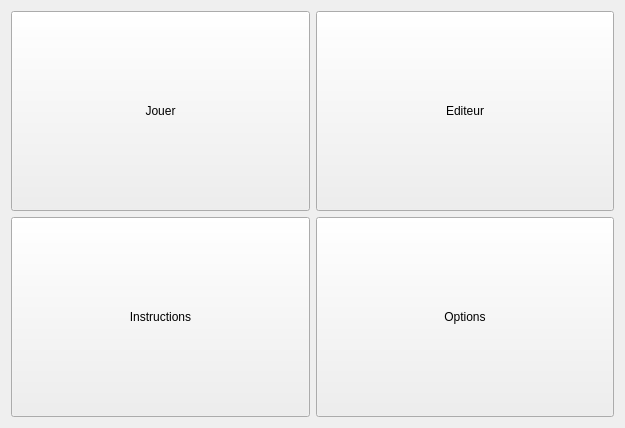
Old version of the form main-form.ui in the repository loicbourgois/snake2i.
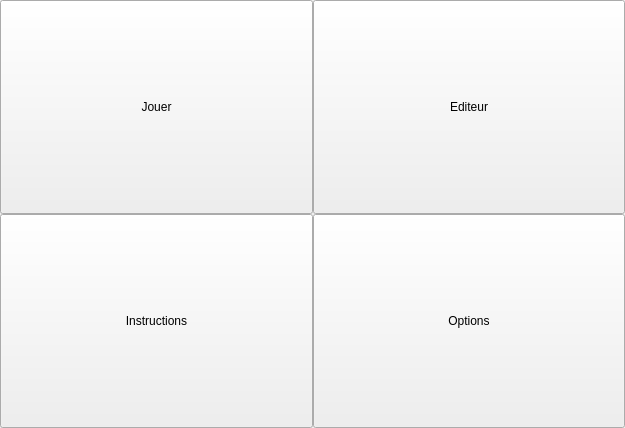
New version of the form.

```diff
--- a/main-form.ui
+++ b/main-form.ui
@@ -14,6 +14,21 @@
    <string>Form</string>
   </property>
   <layout class="QGridLayout" name="gridLayout">
+   <property name="leftMargin">
+    <number>0</number>
+   </property>
+   <property name="topMargin">
+    <number>0</number>
+   </property>
+   <property name="rightMargin">
+    <number>0</number>
+   </property>
+   <property name="bottomMargin">
+    <number>0</number>
+   </property>
+   <property name="spacing">
+    <number>0</number>
+   </property>
    <item row="0" column="0">
     <widget class="QPushButton" name="pushButtonPlay">
      <property name="sizePolicy">
```
